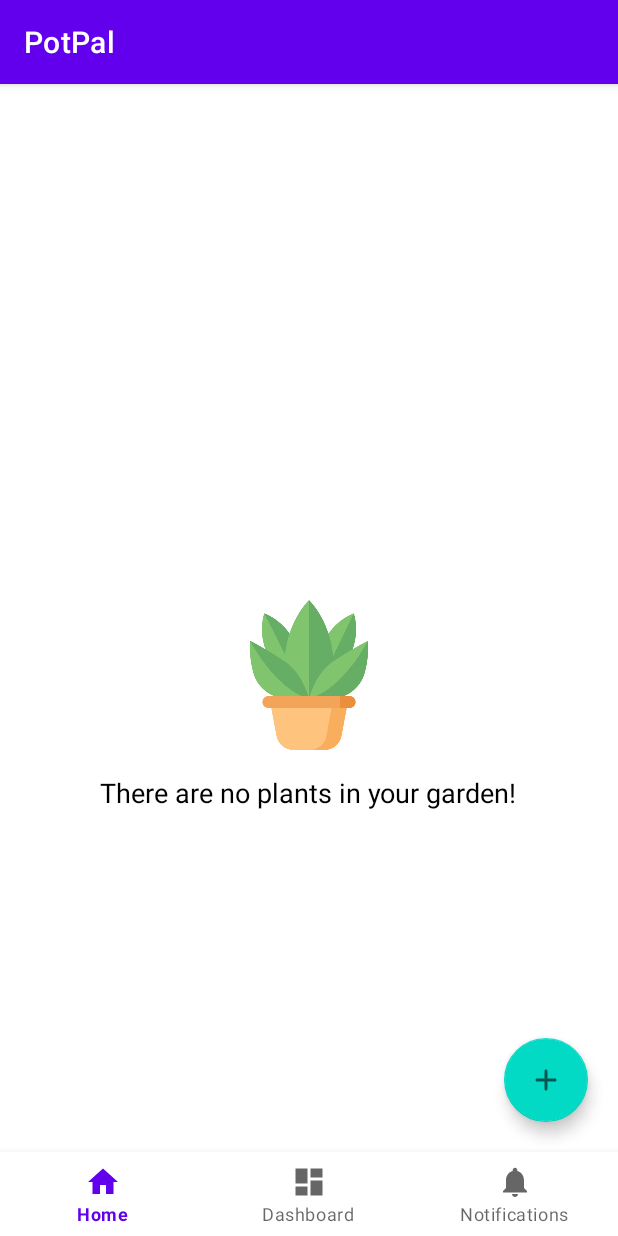
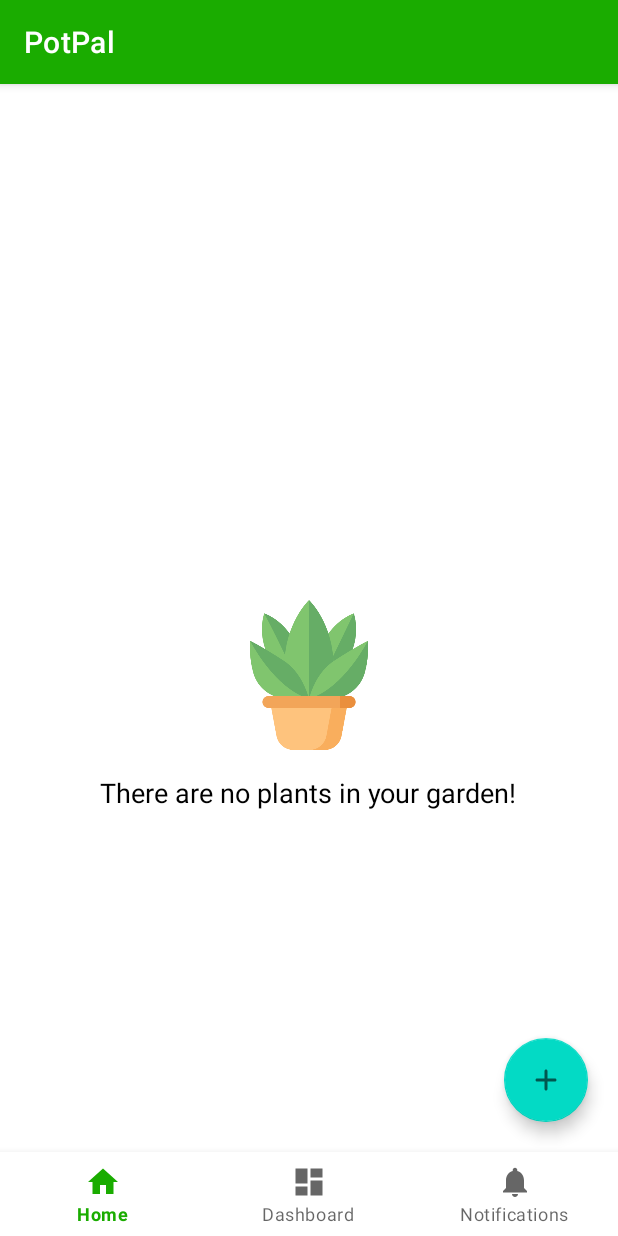
Before and after one commit to liucijaad/plantApp, an Android app: the screen it shows after launch (MainActivity), on a phone screen of 412 x 824 dp. Run offline under Robolectric (Android 15) with nearby library versions, the phone set to English and light mode, and no system bars; pictures from the network do not load.

Commit message:
Changed colours.

```diff
--- a/code/PotPal/app/src/main/res/values-night/themes.xml
+++ b/code/PotPal/app/src/main/res/values-night/themes.xml
@@ -2,8 +2,8 @@
     <!-- Base application theme. -->
     <style name="Theme.PotPal" parent="Theme.MaterialComponents.DayNight.DarkActionBar">
         <!-- Primary brand color. -->
-        <item name="colorPrimary">@color/purple_200</item>
-        <item name="colorPrimaryVariant">@color/purple_700</item>
+        <item name="colorPrimary">@color/green_200</item>
+        <item name="colorPrimaryVariant">@color/green_700</item>
         <item name="colorOnPrimary">@color/black</item>
         <!-- Secondary brand color. -->
         <item name="colorSecondary">@color/teal_200</item>
--- a/code/PotPal/app/src/main/res/values/colors.xml
+++ b/code/PotPal/app/src/main/res/values/colors.xml
@@ -1,8 +1,8 @@
 <?xml version="1.0" encoding="utf-8"?>
 <resources>
-    <color name="purple_200">#FFBB86FC</color>
-    <color name="purple_500">#FF6200EE</color>
-    <color name="purple_700">#FF3700B3</color>
+    <color name="green_200">#92FC86</color>
+    <color name="green_500">#1AAC00</color>
+    <color name="green_700">#00710F</color>
     <color name="teal_200">#FF03DAC5</color>
     <color name="teal_700">#FF018786</color>
     <color name="black">#FF000000</color>
--- a/code/PotPal/app/src/main/res/values/themes.xml
+++ b/code/PotPal/app/src/main/res/values/themes.xml
@@ -2,8 +2,8 @@
     <!-- Base application theme. -->
     <style name="Theme.PotPal" parent="Theme.MaterialComponents.DayNight.DarkActionBar">
         <!-- Primary brand color. -->
-        <item name="colorPrimary">@color/purple_500</item>
-        <item name="colorPrimaryVariant">@color/purple_700</item>
+        <item name="colorPrimary">@color/green_500</item>
+        <item name="colorPrimaryVariant">@color/green_700</item>
         <item name="colorOnPrimary">@color/white</item>
         <!-- Secondary brand color. -->
         <item name="colorSecondary">@color/teal_200</item>
```
